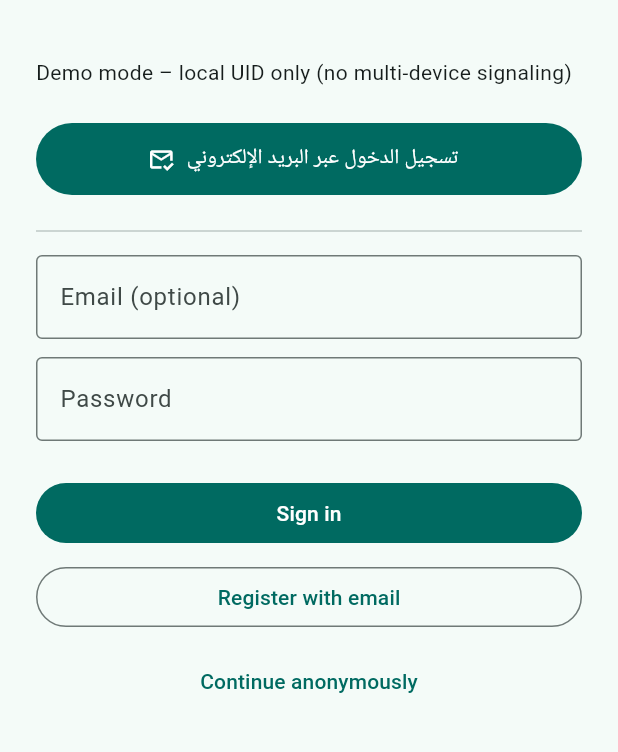
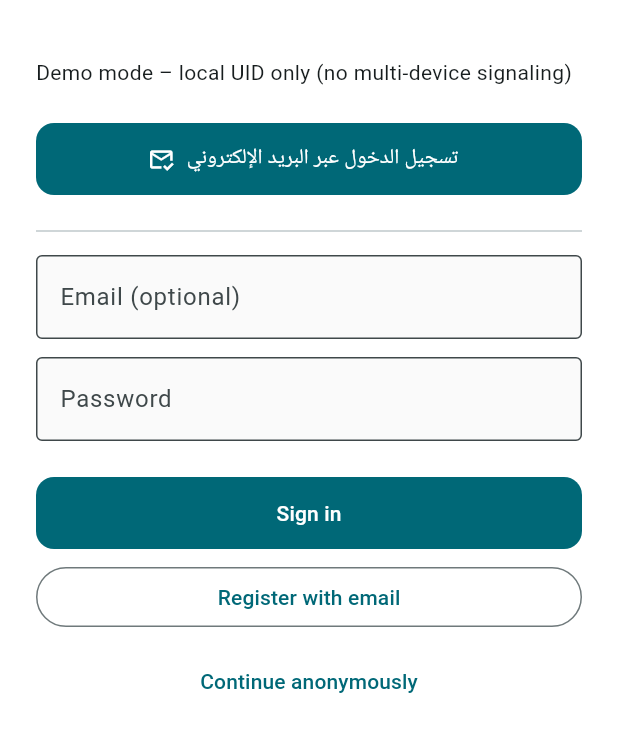
Before and after one commit to Ali05008/BAJREN, a Flutter app: the screen it shows after launch, on a phone screen of 412 x 824 dp, the part 63-815 px from its top. Run offline on Flutter 3.47's test engine with Material 3 defaults, Android fonts, the phone set to English and light mode, and no system bars; our stand-ins replace app_links, cloud_functions, equatable, firebase_auth, firebase_core, firebase_database and 4 more; missing offline and left inert: flutter_webrtc; accounts and stored records are empty.

Commit message:
Update main.dart

```diff
--- a/lib/main.dart
+++ b/lib/main.dart
@@ -1,13 +1,14 @@
 import 'package:flutter/material.dart';
 import 'package:flutter_riverpod/flutter_riverpod.dart';
 
+import 'core/di/firebase_ready.dart';
 import 'core/firebase/firebase_bootstrap.dart';
-import 'core/di/firebase_ready.dart';
+import 'core/navigation/app_shell.dart';
+import 'core/theme/app_theme.dart';
 import 'features/auth/email_link_deep_link_handler.dart';
 import 'features/auth/presentation/providers/auth_providers.dart';
 import 'features/auth/presentation/screens/login_screen.dart';
 import 'features/calls/presentation/providers/call_providers.dart';
-import 'features/calls/presentation/screens/home_screen.dart';
 
 final navigatorKey = GlobalKey<NavigatorState>();
 final messengerKey = GlobalKey<ScaffoldMessengerState>();
@@ -25,9 +26,6 @@ Future<void> main() async {
     ),
   );
 
-  // Only listen for real email-link deep links when Firebase is actually
-  // configured; the demo repository simulates the link entirely in
-  // memory and doesn't need OS-level deep link delivery.
   if (firebaseReady) {
     final handler = EmailLinkDeepLinkHandler(
       navigatorKey: navigatorKey,
@@ -44,7 +42,6 @@ class BajrenApp extends ConsumerWidget {
   Widget build(BuildContext context, WidgetRef ref) {
     final authAsync = ref.watch(authStateProvider);
 
-    // Keep signaling session in sync with auth
     ref.watch(signalingBootstrapProvider);
 
     return MaterialApp(
@@ -52,22 +49,10 @@ class BajrenApp extends ConsumerWidget {
       scaffoldMessengerKey: messengerKey,
       title: 'BAJREN',
       debugShowCheckedModeBanner: false,
-      theme: ThemeData(
-        colorScheme: ColorScheme.fromSeed(
-          seedColor: const Color(0xFF0D9488),
-          brightness: Brightness.light,
-        ),
-        useMaterial3: true,
-      ),
-      darkTheme: ThemeData(
-        colorScheme: ColorScheme.fromSeed(
-          seedColor: const Color(0xFF0D9488),
-          brightness: Brightness.dark,
-        ),
-        useMaterial3: true,
-      ),
+      theme: AppTheme.light,
+      darkTheme: AppTheme.dark,
       home: authAsync.when(
-        data: (user) => user == null ? const LoginScreen() : const HomeScreen(),
+        data: (user) => user == null ? const LoginScreen() : const AppShell(),
         loading: () => const Scaffold(
           body: Center(child: CircularProgressIndicator()),
         ),
```
